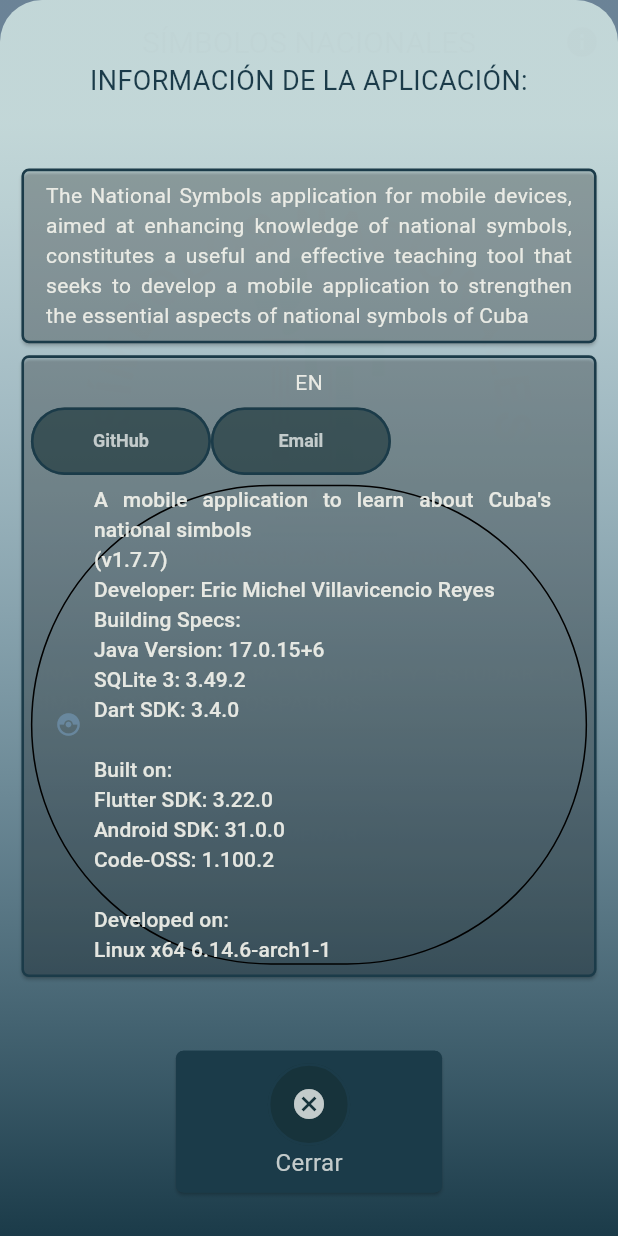
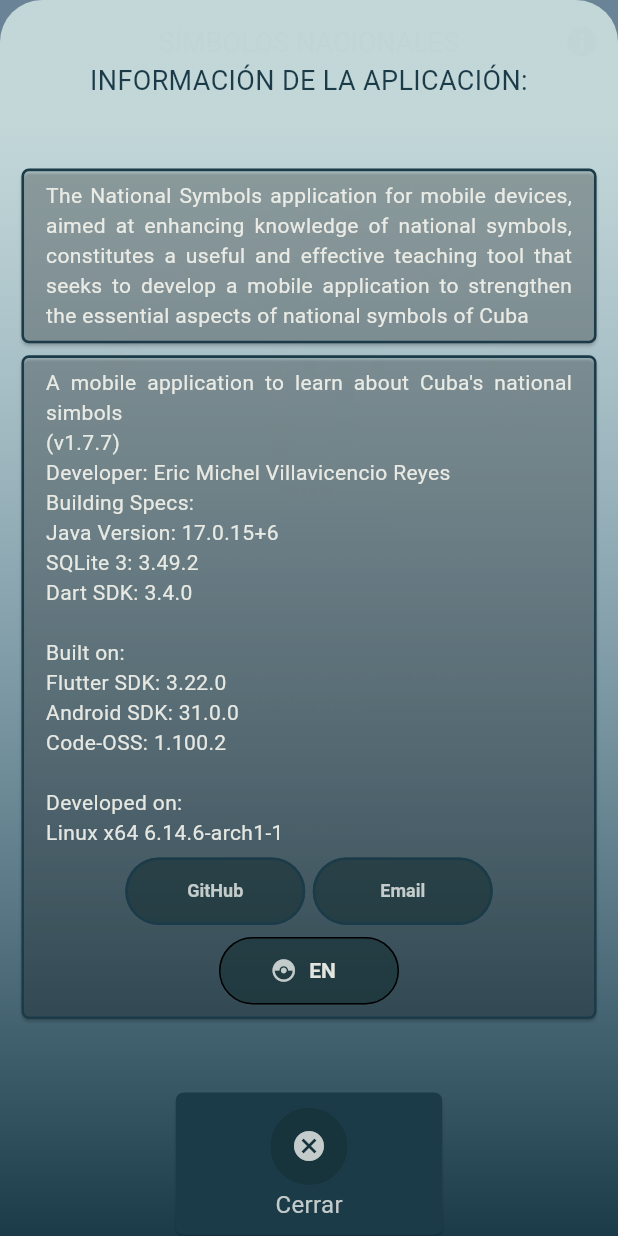
Before and after one commit to ElectroZombie/simbolos_patrios, a Flutter app: the screen it shows after launch, after a tap on the "info" icon, on a phone screen of 412 x 824 dp. Run offline on Flutter 3.47's test engine with Material 3 defaults, Android fonts, the light colour scheme and no system bars; our stand-ins replace shared_preferences, sqflite, sqflite_common_ffi; accounts and stored records are empty; Roboto replaces fonts that are missing (Arial).

Commit message:
Ultimos retoques. APK lista. Falta debuggear en movil

```diff
--- a/lib/styles/button_style.dart
+++ b/lib/styles/button_style.dart
@@ -60,9 +60,7 @@ dialogButtonStyle(ColorScheme colors) {
       overlayColor: WidgetStatePropertyAll(colors.onPrimaryFixedVariant),
       foregroundColor: WidgetStatePropertyAll(colors.onSecondary),
       textStyle: WidgetStatePropertyAll(TextStyle(
-          fontSize: 12,
-          color: colors.onSecondary,
-          fontWeight: FontWeight.bold)),
+          fontSize: 8, color: colors.onSecondary, fontWeight: FontWeight.bold)),
       shape: WidgetStatePropertyAll(RoundedRectangleBorder(
           borderRadius: BorderRadius.circular(30),
           side: BorderSide(color: colors.tertiary, width: 1.75))));
--- a/lib/views/landing_view.dart
+++ b/lib/views/landing_view.dart
@@ -35,7 +35,7 @@ class LandingView extends StatelessWidget {
           centerTitle: true,
           title: Text(
             "SÍMBOLOS NACIONALES",
-            style: TextStyle(fontSize: 20, color: colors.onSurface),
+            style: TextStyle(fontSize: 18, color: colors.onSurface),
           ),
         ),
         body: Stack(children: [
@@ -122,7 +122,7 @@ void showSheet(context, colors) {
             "Linux x64 6.14.6-arch1-1",
         K: "Una aplicación móvil para apoyar el aprendizaje de los símbolos nacionales de Cuba\n"
             "(v1.7.7)\n"
-            "Desarrolladore: "
+            "Desarrollador: "
             "Eric Michel Villavicencio Reyes\n"
             "Especificaciones:\n"
             "Java Version: 17.0.15+6\n"
--- a/lib/widgets/info_sheet.dart
+++ b/lib/widgets/info_sheet.dart
@@ -102,19 +102,23 @@ infoSheet(
                                                   child: _showText(
                                                       data.language,
                                                       colors,
-                                                      1,
+                                                      0,
                                                       infoSheetData
                                                           .optionList))),
                                       const SizedBox(height: 5),
                                       Column(
                                         children: [
-                                          Row(children: [
+                                          Row(
+                                              mainAxisAlignment:
+                                                  MainAxisAlignment.center,
+                                              children: [
                                                 TextButton(
                                                     style: buttonStyle(colors),
                                                     child: const Text("GitHub"),
                                                     onPressed: () => _launchUrl(
                                                         infoSheetData,
                                                         LinkTypes.gitHub)),
+                                                const SizedBox(width: 5),
                                                 TextButton(
                                                     style: buttonStyle(colors),
                                                     child: const Text("Email"),
@@ -136,9 +140,11 @@ infoSheet(
                                                       label: _showText(
                                                           data.language,
                                                           colors,
-                                                          0,
+                                                          1,
                                                           infoSheetData
                                                               .optionList),
+                                                      style:
+                                                          buttonStyle(colors),
                                                       icon: const Icon(
                                                           Icons.catching_pokemon_rounded))),
                                         ],
```
Also changed, not shown: lib/widgets/confirm_dialog_widget.dart (+6 -2 lines), 1 other file. Lines whose indentation alone changed are shown as unchanged.
